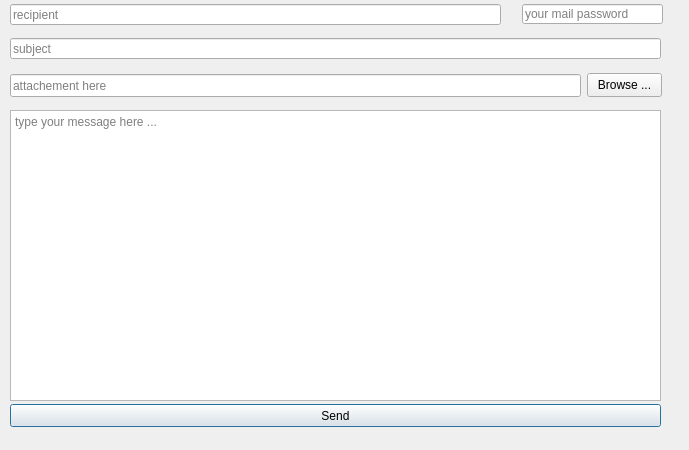
Qt form syrine's work/mail.ui (syrine20/Smart_Wedding_Reception_2A11) before a commit.
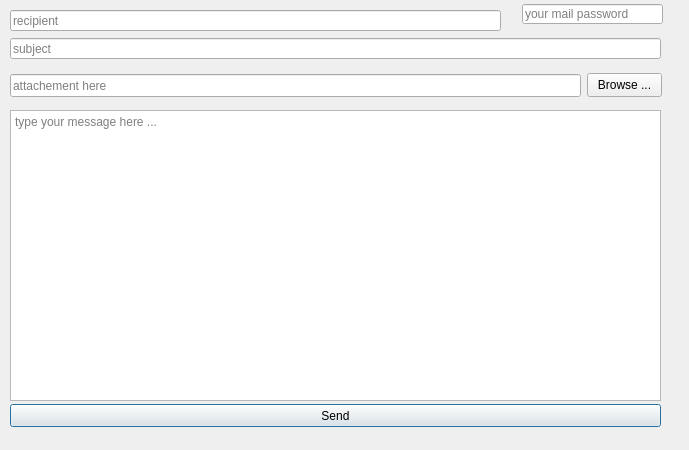
The same form after that commit.

Diff of the .ui file:
```diff
--- a/syrine's work/mail.ui
+++ b/syrine's work/mail.ui
@@ -59,7 +59,7 @@
    <property name="geometry">
     <rect>
      <x>10</x>
-     <y>4</y>
+     <y>10</y>
      <width>491</width>
      <height>21</height>
     </rect>
```
